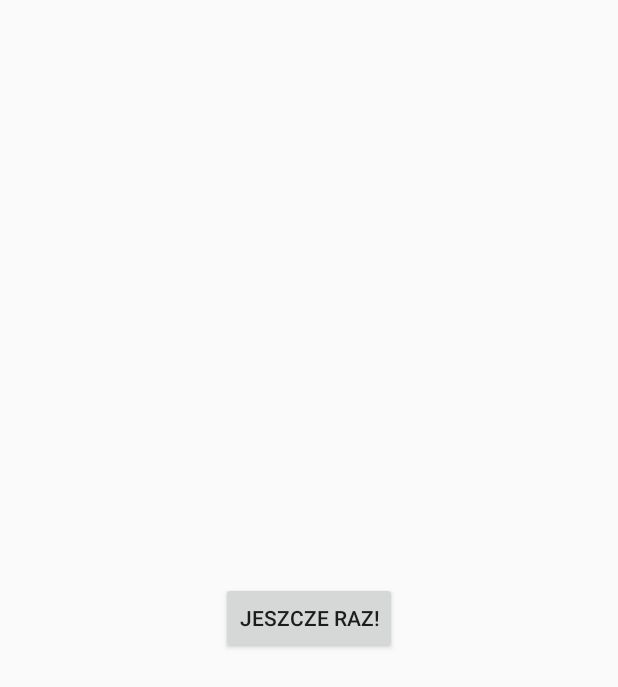
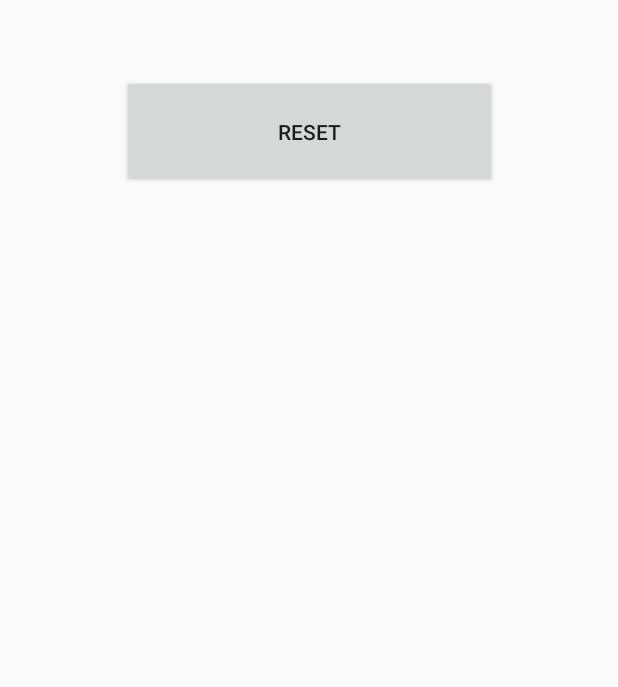
Before and after one commit to jakubtomal/Kakofonix, an Android app: the layout game_loop.xml on its own in the app's theme, with its tools: preview values and no code run, on a phone screen of 412 x 824 dp. Shown: the top 687 px of the screen. Run offline under Robolectric (Android 15) with nearby library versions, the phone set to English and light mode, and no system bars.

Commit message:
prawie ostatnia wersja 2

```diff
--- a/src/main/AndroidManifest.xml
+++ b/src/main/AndroidManifest.xml
@@ -9,7 +9,6 @@
         android:roundIcon="@mipmap/ic_launcher_round"
         android:supportsRtl="true"
         android:theme="@style/AppTheme">
-        <activity android:name=".EndGameActivity"></activity>
         <activity android:name=".GameLoopActivity" />
         <activity
             android:name=".GameLoop"
--- a/src/main/java/com/example/kakofonix/DifficultySelectionActivity.java
+++ b/src/main/java/com/example/kakofonix/DifficultySelectionActivity.java
@@ -26,7 +26,6 @@ public class DifficultySelectionActivity extends AppCompatActivity {
             case R.id.easybutton:
             {
                 intent = new Intent(this, GameLoopActivity.class);
-                //difficulty  = new Difficulty(this,"easy");
                 intent.putExtra("difficulty" ,  "easy");
                 startActivity(intent);
                 break;
@@ -36,8 +35,6 @@ public class DifficultySelectionActivity extends AppCompatActivity {
             case R.id.mediumbutton:
             {
                 intent = new Intent(this, GameLoopActivity.class);
-                //difficulty = new Difficulty( this , "medium" );
-                //intent.putExtra("difficulty",  difficulty);
                 intent.putExtra("difficulty",  "medium");
                 startActivity(intent);
                 break;
@@ -47,7 +44,6 @@ public class DifficultySelectionActivity extends AppCompatActivity {
             case R.id.hardbutton:
             {
                 intent = new Intent(this, GameLoopActivity.class);
-                //difficulty = new Difficulty( this , "hard" );
                 intent.putExtra("difficulty",  "hard");
                 startActivity(intent);
                 break;
--- a/src/main/res/layout/activity_end_game.xml
+++ b/src/main/res/layout/game_loop.xml
@@ -4,15 +4,17 @@
     xmlns:tools="http://schemas.android.com/tools"
     android:layout_width="match_parent"
     android:layout_height="match_parent"
-    tools:context=".EndGameActivity">
+    tools:context=".GameLoop">
 
     <Button
-        android:id="@+id/ReturnButton"
-        android:layout_width="wrap_content"
-        android:layout_height="wrap_content"
-        android:text="Jeszcze Raz!"
-        app:layout_constraintBottom_toBottomOf="parent"
+        android:id="@+id/easybutton"
+        android:layout_width="250dp"
+        android:layout_height="75dp"
+        android:layout_marginTop="50dp"
+        android:text="reset"
         app:layout_constraintEnd_toEndOf="parent"
         app:layout_constraintStart_toStartOf="parent"
         app:layout_constraintTop_toTopOf="parent" />
+
+
 </android.support.constraint.ConstraintLayout>
```
Also changed, not shown: src/main/java/com/example/kakofonix/Difficulty.java (+5 -5 lines), src/main/java/com/example/kakofonix/GameLoop.java (+76 -46 lines), src/main/java/com/example/kakofonix/GameLoopActivity.java (+0 -9 lines).
